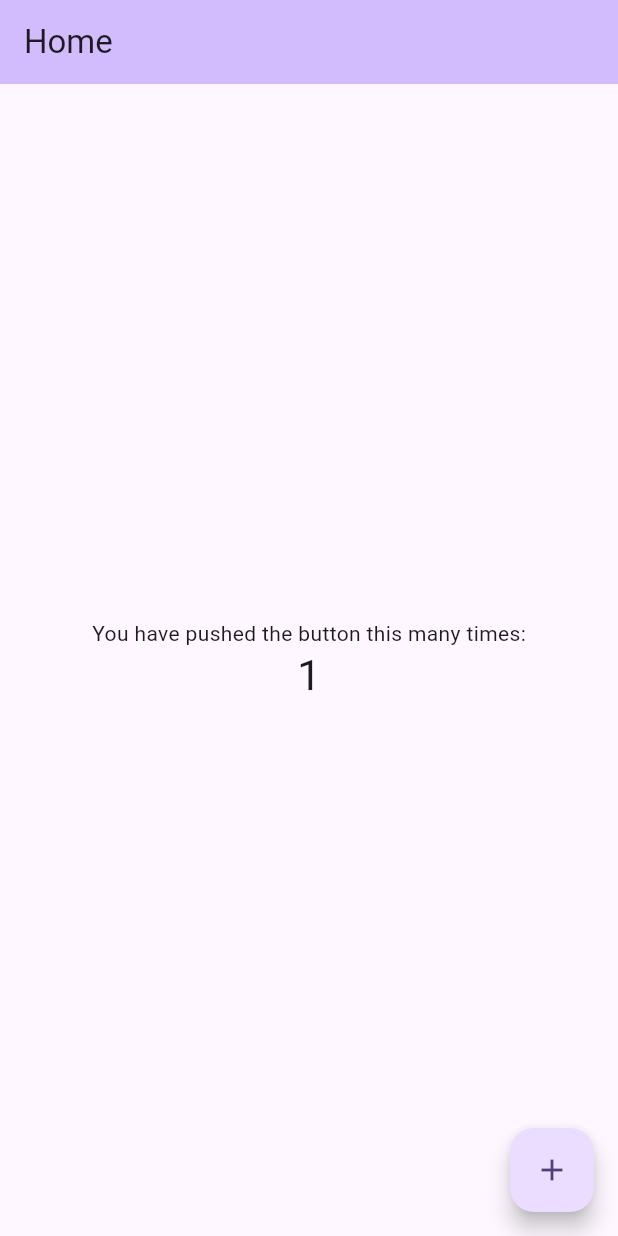
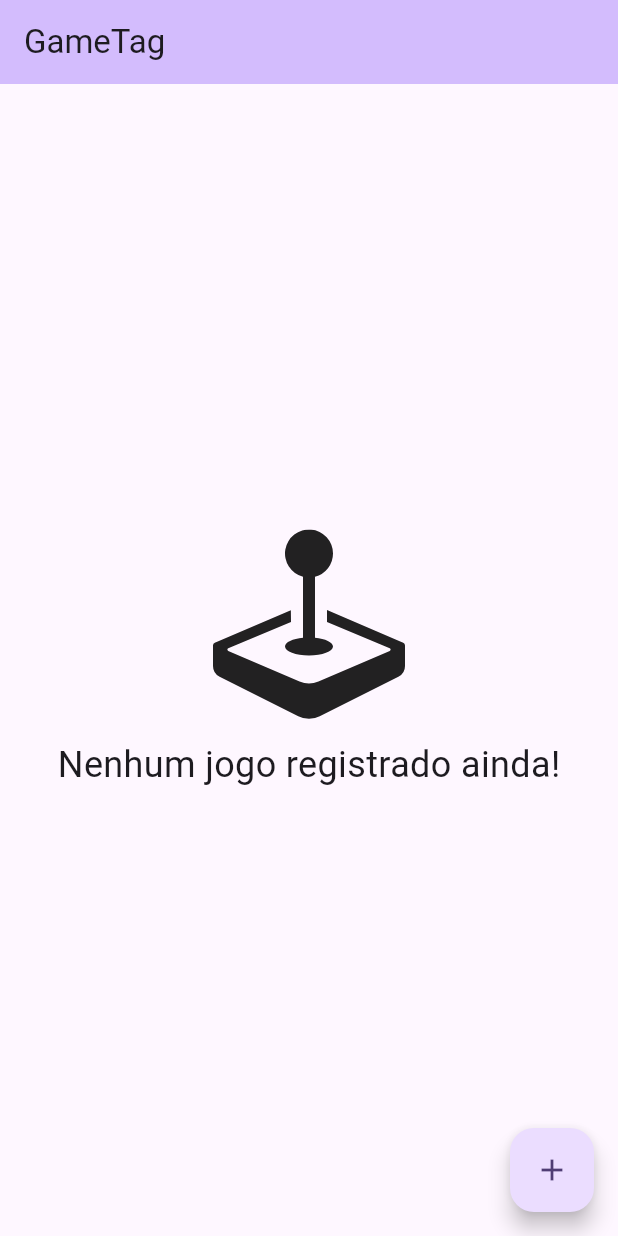
Before and after one commit to arcbueno/GameTag, a Flutter app: the HomePage screen opened directly, after a tap on the "add" icon, on a phone screen of 412 x 824 dp. Run offline on Flutter 3.47's test engine with Material 3 defaults, Android fonts, the phone set to English and light mode, and no system bars; our stand-ins replace get_it, icons_plus, parse_server_sdk_flutter, shared_preferences; accounts and stored records are empty.

Commit message:
feat: home empty list

```diff
--- a/game_tag/lib/pages/home/home_page.dart
+++ b/game_tag/lib/pages/home/home_page.dart
@@ -1,4 +1,6 @@
 import 'package:flutter/material.dart';
+import 'package:game_tag/utils/sized_box_extension.dart';
+import 'package:icons_plus/icons_plus.dart';
 
 class HomePage extends StatefulWidget {
   const HomePage({super.key});
@@ -8,37 +10,31 @@ class HomePage extends StatefulWidget {
 }
 
 class _HomePageState extends State<HomePage> {
-  int _counter = 0;
-
-  void _incrementCounter() {
-    setState(() {
-      _counter++;
-    });
-  }
-
   @override
   Widget build(BuildContext context) {
     return Scaffold(
       appBar: AppBar(
         backgroundColor: Theme.of(context).colorScheme.inversePrimary,
-        title: const Text('Home'),
+        title: const Text('GameTag'),
       ),
       body: Center(
         child: Column(
           mainAxisAlignment: MainAxisAlignment.center,
           children: <Widget>[
+            const Icon(
+              Bootstrap.joystick,
+              size: 128,
+            ),
+            12.h,
             const Text(
-              'You have pushed the button this many times:',
-            ),
-            Text(
-              '$_counter',
-              style: Theme.of(context).textTheme.headlineMedium,
+              'Nenhum jogo registrado ainda!',
+              style: TextStyle(fontSize: 24),
             ),
           ],
         ),
       ),
       floatingActionButton: FloatingActionButton(
-        onPressed: _incrementCounter,
+        onPressed: () {},
         tooltip: 'Increment',
         child: const Icon(Icons.add),
       ), // This trailing comma makes auto-formatting nicer for build methods.
--- a/game_tag/pubspec.yaml
+++ b/game_tag/pubspec.yaml
@@ -13,6 +13,7 @@ dependencies:
   parse_server_sdk_flutter: ^8.0.0
   get_it: ^7.7.0
   shared_preferences: ^2.2.3
+  icons_plus: ^5.0.0
 
 
   # The following adds the Cupertino Icons font to your application.
```
Also changed, not shown: game_tag/pubspec.lock.
